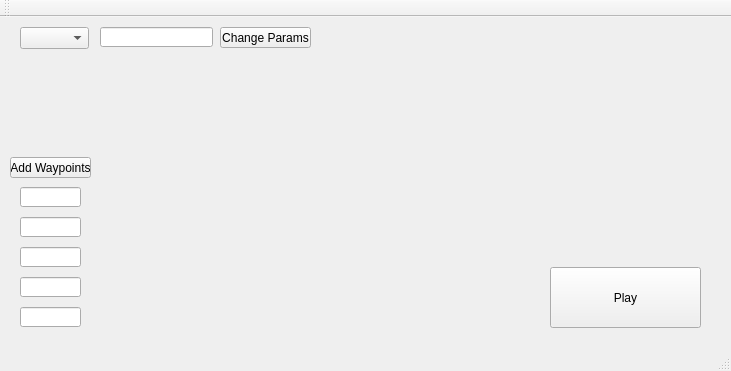
matheus-pimentel/GUI, file mainwindow.ui: the form before one commit.
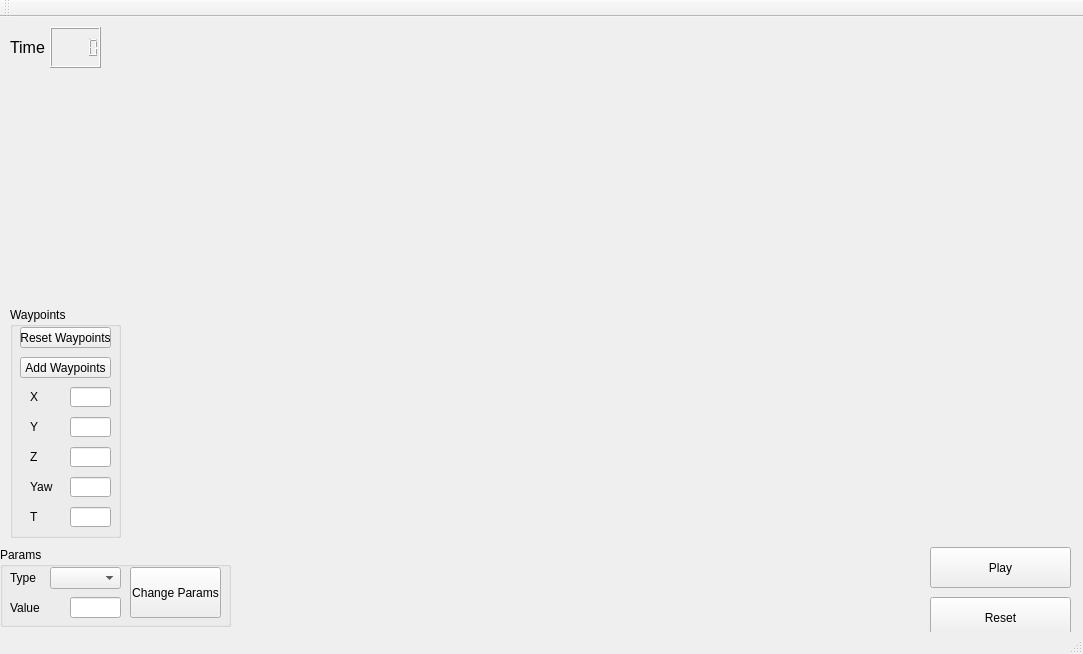
The form after the commit.

Commit message: quad plot

The edit to the form file:
```diff
--- a/mainwindow.ui
+++ b/mainwindow.ui
@@ -6,8 +6,8 @@
    <rect>
     <x>0</x>
     <y>0</y>
-    <width>731</width>
-    <height>371</height>
+    <width>1083</width>
+    <height>654</height>
    </rect>
   </property>
   <property name="windowTitle">
@@ -17,119 +17,23 @@
    <widget class="QPushButton" name="start_quad">
     <property name="geometry">
      <rect>
-      <x>550</x>
-      <y>250</y>
-      <width>151</width>
-      <height>61</height>
+      <x>930</x>
+      <y>530</y>
+      <width>141</width>
+      <height>41</height>
      </rect>
     </property>
     <property name="text">
      <string>Play</string>
     </property>
    </widget>
-   <widget class="QComboBox" name="params_options">
-    <property name="geometry">
-     <rect>
-      <x>20</x>
-      <y>10</y>
-      <width>69</width>
-      <height>22</height>
-     </rect>
-    </property>
-   </widget>
-   <widget class="QLineEdit" name="params_value">
-    <property name="geometry">
-     <rect>
-      <x>100</x>
-      <y>10</y>
-      <width>113</width>
-      <height>20</height>
-     </rect>
-    </property>
-   </widget>
-   <widget class="QPushButton" name="change_params">
-    <property name="geometry">
-     <rect>
-      <x>220</x>
-      <y>10</y>
-      <width>91</width>
-      <height>21</height>
-     </rect>
-    </property>
-    <property name="text">
-     <string>Change Params</string>
-    </property>
-   </widget>
-   <widget class="QLineEdit" name="x">
-    <property name="geometry">
-     <rect>
-      <x>20</x>
-      <y>170</y>
-      <width>61</width>
-      <height>20</height>
-     </rect>
-    </property>
-   </widget>
-   <widget class="QLineEdit" name="y">
-    <property name="geometry">
-     <rect>
-      <x>20</x>
-      <y>200</y>
-      <width>61</width>
-      <height>20</height>
-     </rect>
-    </property>
-   </widget>
-   <widget class="QLineEdit" name="z">
-    <property name="geometry">
-     <rect>
-      <x>20</x>
-      <y>230</y>
-      <width>61</width>
-      <height>20</height>
-     </rect>
-    </property>
-   </widget>
-   <widget class="QLineEdit" name="yaw">
-    <property name="geometry">
-     <rect>
-      <x>20</x>
-      <y>260</y>
-      <width>61</width>
-      <height>20</height>
-     </rect>
-    </property>
-   </widget>
-   <widget class="QLineEdit" name="time">
-    <property name="geometry">
-     <rect>
-      <x>20</x>
-      <y>290</y>
-      <width>61</width>
-      <height>20</height>
-     </rect>
-    </property>
-   </widget>
-   <widget class="QPushButton" name="add_waypoints">
-    <property name="geometry">
-     <rect>
-      <x>10</x>
-      <y>140</y>
-      <width>81</width>
-      <height>21</height>
-     </rect>
-    </property>
-    <property name="text">
-     <string>Add Waypoints</string>
-    </property>
-   </widget>
    <widget class="QWidget" name="horizontalLayoutWidget">
     <property name="geometry">
      <rect>
-      <x>90</x>
-      <y>50</y>
-      <width>451</width>
-      <height>261</height>
+      <x>130</x>
+      <y>10</y>
+      <width>941</width>
+      <height>511</height>
      </rect>
     </property>
     <layout class="QHBoxLayout" name="hlayout">
@@ -138,6 +42,273 @@
      </item>
     </layout>
    </widget>
+   <widget class="QLCDNumber" name="lcd_tempo">
+    <property name="geometry">
+     <rect>
+      <x>50</x>
+      <y>10</y>
+      <width>51</width>
+      <height>41</height>
+     </rect>
+    </property>
+   </widget>
+   <widget class="QGroupBox" name="group_waypoints">
+    <property name="geometry">
+     <rect>
+      <x>10</x>
+      <y>290</y>
+      <width>111</width>
+      <height>231</height>
+     </rect>
+    </property>
+    <property name="title">
+     <string>Waypoints</string>
+    </property>
+    <widget class="QPushButton" name="add_waypoints">
+     <property name="geometry">
+      <rect>
+       <x>10</x>
+       <y>50</y>
+       <width>91</width>
+       <height>21</height>
+      </rect>
+     </property>
+     <property name="text">
+      <string>Add Waypoints</string>
+     </property>
+    </widget>
+    <widget class="QLabel" name="labelx">
+     <property name="geometry">
+      <rect>
+       <x>20</x>
+       <y>80</y>
+       <width>41</width>
+       <height>20</height>
+      </rect>
+     </property>
+     <property name="text">
+      <string>X</string>
+     </property>
+    </widget>
+    <widget class="QLabel" name="labely">
+     <property name="geometry">
+      <rect>
+       <x>20</x>
+       <y>110</y>
+       <width>41</width>
+       <height>20</height>
+      </rect>
+     </property>
+     <property name="text">
+      <string>Y</string>
+     </property>
+    </widget>
+    <widget class="QLabel" name="labelz">
+     <property name="geometry">
+      <rect>
+       <x>20</x>
+       <y>140</y>
+       <width>41</width>
+       <height>20</height>
+      </rect>
+     </property>
+     <property name="text">
+      <string>Z</string>
+     </property>
+    </widget>
+    <widget class="QLabel" name="labelyaw">
+     <property name="geometry">
+      <rect>
+       <x>20</x>
+       <y>170</y>
+       <width>41</width>
+       <height>20</height>
+      </rect>
+     </property>
+     <property name="text">
+      <string>Yaw</string>
+     </property>
+    </widget>
+    <widget class="QLabel" name="labelt">
+     <property name="geometry">
+      <rect>
+       <x>20</x>
+       <y>200</y>
+       <width>41</width>
+       <height>20</height>
+      </rect>
+     </property>
+     <property name="text">
+      <string>T</string>
+     </property>
+    </widget>
+    <widget class="QPushButton" name="reset_way">
+     <property name="geometry">
+      <rect>
+       <x>10</x>
+       <y>20</y>
+       <width>91</width>
+       <height>21</height>
+      </rect>
+     </property>
+     <property name="text">
+      <string>Reset Waypoints</string>
+     </property>
+    </widget>
+    <widget class="QLineEdit" name="x">
+     <property name="geometry">
+      <rect>
+       <x>60</x>
+       <y>80</y>
+       <width>41</width>
+       <height>20</height>
+      </rect>
+     </property>
+    </widget>
+    <widget class="QLineEdit" name="y">
+     <property name="geometry">
+      <rect>
+       <x>60</x>
+       <y>110</y>
+       <width>41</width>
+       <height>20</height>
+      </rect>
+     </property>
+    </widget>
+    <widget class="QLineEdit" name="z">
+     <property name="geometry">
+      <rect>
+       <x>60</x>
+       <y>140</y>
+       <width>41</width>
+       <height>20</height>
+      </rect>
+     </property>
+    </widget>
+    <widget class="QLineEdit" name="yaw">
+     <property name="geometry">
+      <rect>
+       <x>60</x>
+       <y>170</y>
+       <width>41</width>
+       <height>20</height>
+      </rect>
+     </property>
+    </widget>
+    <widget class="QLineEdit" name="time">
+     <property name="geometry">
+      <rect>
+       <x>60</x>
+       <y>200</y>
+       <width>41</width>
+       <height>20</height>
+      </rect>
+     </property>
+    </widget>
+   </widget>
+   <widget class="QLabel" name="label">
+    <property name="geometry">
+     <rect>
+      <x>10</x>
+      <y>10</y>
+      <width>41</width>
+      <height>41</height>
+     </rect>
+    </property>
+    <property name="font">
+     <font>
+      <pointsize>12</pointsize>
+     </font>
+    </property>
+    <property name="text">
+     <string>Time</string>
+    </property>
+   </widget>
+   <widget class="QPushButton" name="reset_quad">
+    <property name="geometry">
+     <rect>
+      <x>930</x>
+      <y>580</y>
+      <width>141</width>
+      <height>41</height>
+     </rect>
+    </property>
+    <property name="text">
+     <string>Reset</string>
+    </property>
+   </widget>
+   <widget class="QGroupBox" name="groupBox">
+    <property name="geometry">
+     <rect>
+      <x>0</x>
+      <y>530</y>
+      <width>231</width>
+      <height>80</height>
+     </rect>
+    </property>
+    <property name="title">
+     <string>Params</string>
+    </property>
+    <widget class="QComboBox" name="params_options">
+     <property name="geometry">
+      <rect>
+       <x>50</x>
+       <y>20</y>
+       <width>71</width>
+       <height>22</height>
+      </rect>
+     </property>
+    </widget>
+    <widget class="QLineEdit" name="params_value">
+     <property name="geometry">
+      <rect>
+       <x>70</x>
+       <y>50</y>
+       <width>51</width>
+       <height>21</height>
+      </rect>
+     </property>
+    </widget>
+    <widget class="QPushButton" name="change_params">
+     <property name="geometry">
+      <rect>
+       <x>130</x>
+       <y>20</y>
+       <width>91</width>
+       <height>51</height>
+      </rect>
+     </property>
+     <property name="text">
+      <string>Change Params</string>
+     </property>
+    </widget>
+    <widget class="QLabel" name="labeltype">
+     <property name="geometry">
+      <rect>
+       <x>10</x>
+       <y>20</y>
+       <width>61</width>
+       <height>21</height>
+      </rect>
+     </property>
+     <property name="text">
+      <string>Type</string>
+     </property>
+    </widget>
+    <widget class="QLabel" name="labelvalue">
+     <property name="geometry">
+      <rect>
+       <x>10</x>
+       <y>50</y>
+       <width>61</width>
+       <height>21</height>
+      </rect>
+     </property>
+     <property name="text">
+      <string>Value</string>
+     </property>
+    </widget>
+   </widget>
   </widget>
   <widget class="QMenuBar" name="menuBar">
    <property name="geometry">
```
Left out of the diff: 2 changed lines with no effect on the pictures. The commit also changes 9 other files.
